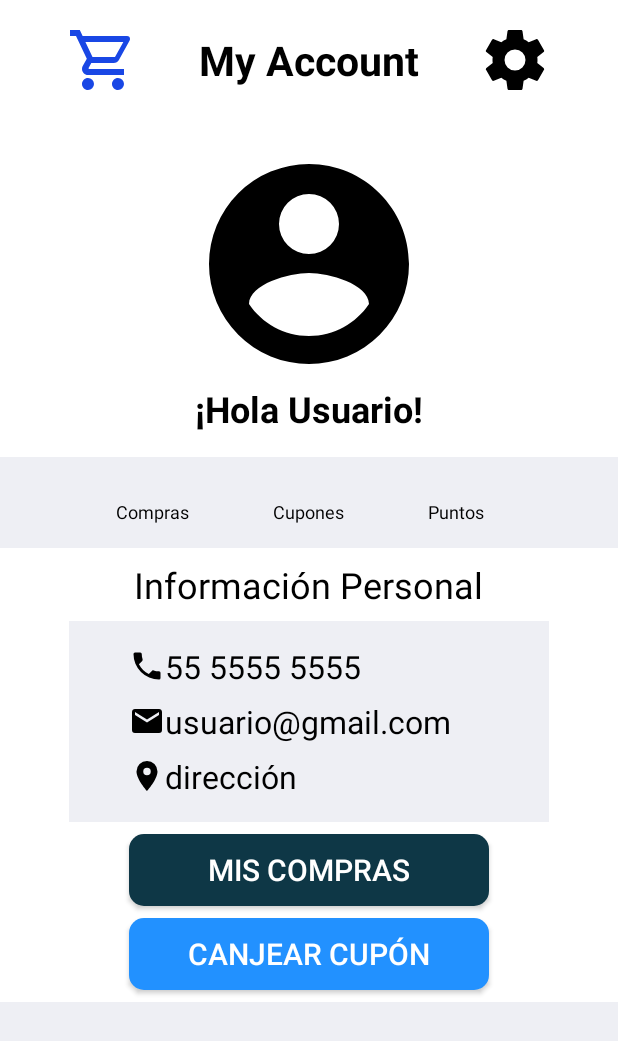
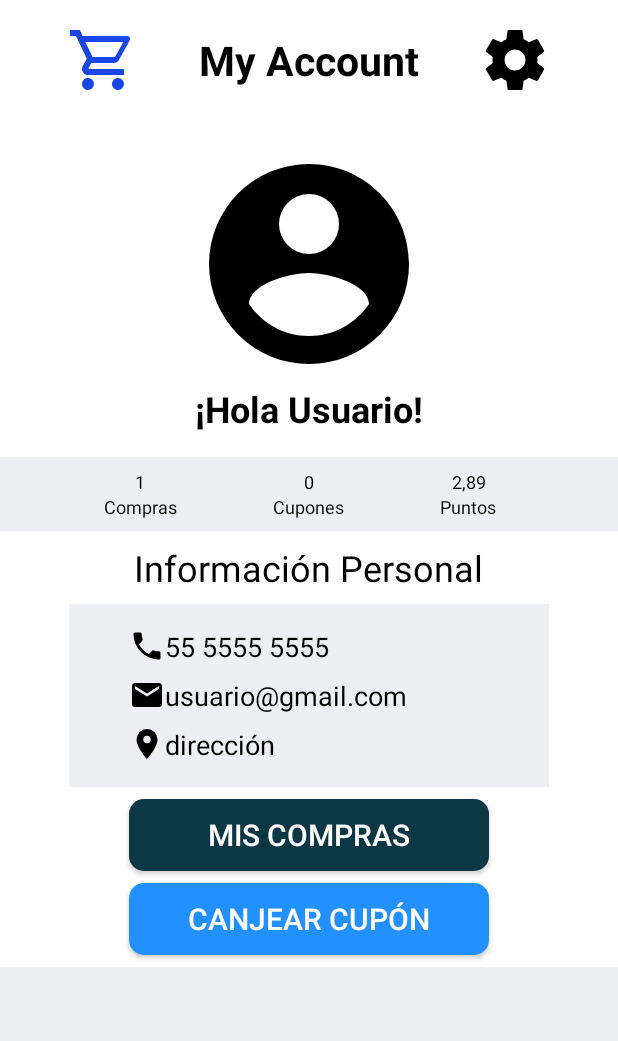
Before and after one commit to GabrielBalbuenaLuna/MercadoLibreClonBedu-Equipo15-App, an Android app: the layout activity_my_account.xml on its own in the app's theme, with its tools: preview values and no code run, on a phone screen of 412 x 824 dp. Shown: the top 1041 px of the screen. Run offline under Robolectric (Android 15) with nearby library versions, the phone set to English and light mode, and no system bars.

Commit message:
Ajustes vista MyAccount

```diff
--- a/app/src/main/res/layout/activity_my_account.xml
+++ b/app/src/main/res/layout/activity_my_account.xml
@@ -68,34 +68,61 @@
     <RelativeLayout
         android:layout_width="match_parent"
         android:layout_height="wrap_content"
-        android:paddingVertical="16dp"
-        android:layout_marginTop="12dp"
+        android:paddingVertical="8dp"
         android:background="@color/lightGray">
 
         <TextView
+            android:layout_toLeftOf="@id/ValorCupones"
+            android:layout_width="wrap_content"
+            android:layout_height="wrap_content"
+            android:text="1"
+            android:textColor="@color/black"
+            android:textSize="12sp" />
+            >
+        <TextView
+            android:id="@+id/ValorCupones"
+            android:layout_centerHorizontal="true"
+            android:layout_width="wrap_content"
+            android:layout_height="wrap_content"
+            android:text="0"
+            android:textColor="@color/black"
+            android:layout_marginLeft="106dp"
+            android:layout_marginRight="92dp"
+            android:textSize="12sp" />
+        <TextView
+            android:layout_toRightOf="@id/ValorCupones"
+            android:layout_width="wrap_content"
+            android:layout_height="wrap_content"
+            android:text="2,89"
+            android:textColor="@color/black"
+            android:textSize="12sp" />
+        <TextView
+            android:id="@+id/Cupones"
+            android:layout_below="@id/ValorCupones"
+            android:layout_centerHorizontal="true"
+            android:layout_width="wrap_content"
+            android:layout_height="wrap_content"
+            android:text="Cupones"
+            android:textColor="@color/black"
+            android:layout_marginHorizontal="64dp"
+            android:textSize="12sp" />
+        <TextView
+            android:layout_below="@+id/ValorCupones"
             android:layout_toLeftOf="@id/Cupones"
             android:layout_width="wrap_content"
             android:layout_height="wrap_content"
             android:text="Compras"
             android:textColor="@color/black"
             android:textSize="12sp" />
-            >
         <TextView
-            android:id="@+id/Cupones"
-            android:layout_centerHorizontal="true"
-            android:layout_width="wrap_content"
-            android:layout_height="wrap_content"
-            android:text="Cupones"
-            android:textColor="@color/black"
-            android:layout_marginHorizontal="56dp"
-            android:textSize="12sp" />
-        <TextView
+            android:layout_below="@+id/ValorCupones"
             android:layout_toRightOf="@id/Cupones"
             android:layout_width="wrap_content"
             android:layout_height="wrap_content"
             android:text="Puntos"
             android:textColor="@color/black"
             android:textSize="12sp" />
+
 
     </RelativeLayout>
 
@@ -130,7 +157,7 @@
                 android:layout_height="wrap_content"
                 android:text="@string/celular"
                 android:textColor="@color/black"
-                android:textSize="21sp"
+                android:textSize="18sp"
                 android:paddingHorizontal="40dp"
                 android:drawableLeft="@drawable/phone"/>
             <TextView
@@ -141,7 +168,7 @@
                 android:layout_below="@+id/cel"
                 android:text="@string/correo"
                 android:textColor="@color/black"
-                android:textSize="21sp"
+                android:textSize="18sp"
                 android:paddingHorizontal="40dp"
                 android:drawableLeft="@drawable/email"/>
             <TextView
@@ -150,7 +177,7 @@
                 android:layout_below="@id/email"
                 android:text="@string/direccion"
                 android:textColor="@color/black"
-                android:textSize="21sp"
+                android:textSize="18sp"
                 android:paddingHorizontal="40dp"
                 android:drawableLeft="@drawable/map_marker"/>
 
```
